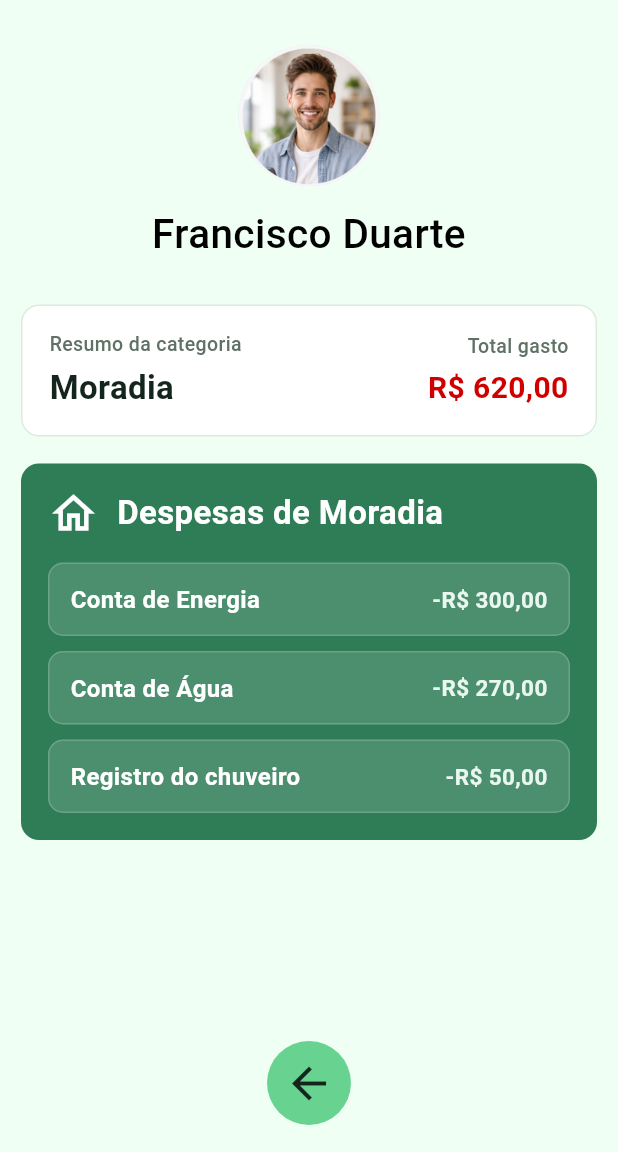
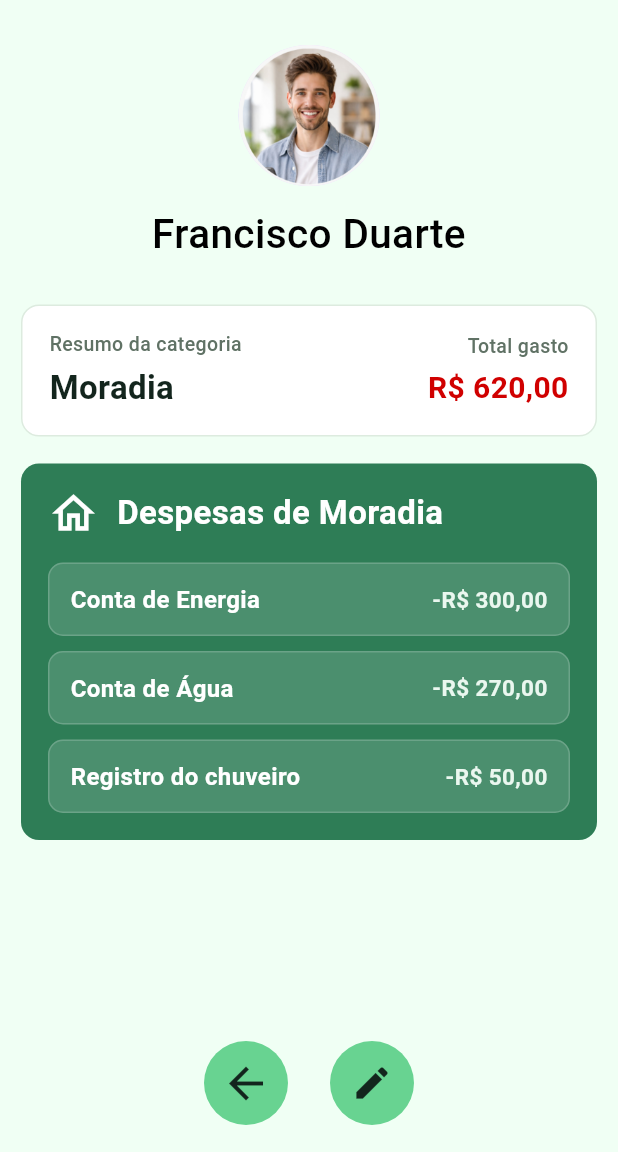
Before and after one commit to bastosmelo/fincontrol, a Flutter app: the ResumoDespesasPage screen opened directly, on a phone screen of 412 x 824 dp, the part 84-1236 px from its top. Run offline on Flutter 3.47's test engine with Material 3 defaults, Android fonts, the phone set to English and light mode, and no system bars.

Commit message:
CRUD
CRUD

```diff
--- a/lib/resumodespesas.dart
+++ b/lib/resumodespesas.dart
@@ -12,7 +12,7 @@ void main() {
   );
 }
 
-class ResumoDespesasPage extends StatelessWidget {
+class ResumoDespesasPage extends StatefulWidget {
   const ResumoDespesasPage({
     super.key,
     this.categoryLabel = 'Moradia',
@@ -24,20 +24,20 @@ class ResumoDespesasPage extends StatelessWidget {
   final IconData icon;
   final List<DashboardExpense> expenses;
 
-  static const _background = Color(0xFFF0FFF4);
-  static const _brandGreen = Color(0xCC42AC27);
-  static const _cardGreen = Color(0xFF2E7D56);
-  static const _buttonGreen = Color(0xFF68D391);
-  static const _textDark = Color(0xFF13251D);
-  static const _textMuted = Color(0xFF607265);
-  static const _expenseRed = Color(0xFFD00000);
-  static const _defaultExpenses = [
+  static const background = Color(0xFFF0FFF4);
+  static const brandGreen = Color(0xCC42AC27);
+  static const cardGreen = Color(0xFF2E7D56);
+  static const buttonGreen = Color(0xFF68D391);
+  static const textDark = Color(0xFF13251D);
+  static const textMuted = Color(0xFF607265);
+  static const expenseRed = Color(0xFFD00000);
+  static const defaultExpenses = [
     DashboardExpense(name: 'Conta de Energia', value: 'R\$ 300,00'),
     DashboardExpense(name: 'Conta de Água', value: 'R\$ 270,00'),
     DashboardExpense(name: 'Registro do chuveiro', value: 'R\$ 50,00'),
   ];
 
-  static double _parseCurrency(String value) {
+  static double parseCurrency(String value) {
     final normalized = value
         .replaceAll('R\$', '')
         .replaceAll('-', '')
@@ -48,7 +48,7 @@ class ResumoDespesasPage extends StatelessWidget {
     return double.tryParse(normalized) ?? 0;
   }
 
-  static String _formatCurrency(double value) {
+  static String formatCurrency(double value) {
     final parts = value.toStringAsFixed(2).split('.');
     final integer = parts[0].replaceAllMapped(
       RegExp(r'(\d{1,3})(?=(\d{3})+(?!\d))'),
@@ -59,30 +59,129 @@ class ResumoDespesasPage extends StatelessWidget {
   }
 
   @override
+  State<ResumoDespesasPage> createState() => _ResumoDespesasPageState();
+}
+
+class _ResumoDespesasPageState extends State<ResumoDespesasPage> {
+  late final List<_EditableExpense> _editableExpenses;
+  bool _isEditing = false;
+
+  @override
+  void initState() {
+    super.initState();
+    final initialExpenses = widget.expenses.isEmpty
+        ? ResumoDespesasPage.defaultExpenses
+        : widget.expenses;
+    _editableExpenses = initialExpenses
+        .map((expense) => _EditableExpense.fromExpense(expense))
+        .toList();
+  }
+
+  @override
+  void dispose() {
+    for (final expense in _editableExpenses) {
+      expense.dispose();
+    }
+    super.dispose();
+  }
+
+  List<DashboardExpense> get _expenses => _editableExpenses
+      .map(
+        (expense) => DashboardExpense(
+          name: expense.nameController.text.trim(),
+          value: _normalizeValue(expense.valueController.text),
+        ),
+      )
+      .where((expense) => expense.name.isNotEmpty)
+      .toList();
+
+  String get _totalText {
+    final total = _editableExpenses.fold<double>(
+      0,
+      (total, expense) =>
+          total +
+          ResumoDespesasPage.parseCurrency(expense.valueController.text),
+    );
+
+    return ResumoDespesasPage.formatCurrency(total);
+  }
+
+  String _normalizeValue(String value) {
+    final trimmedValue = value.trim();
+    if (trimmedValue.isEmpty) {
+      return 'R\$ 0,00';
+    }
+
+    return trimmedValue.startsWith('R\$') ? trimmedValue : 'R\$ $trimmedValue';
+  }
+
+  void _syncDashboard() {
+    if (widget.expenses.isEmpty) {
+      return;
+    }
+
+    DashboardPage.updateExpenseCategory(
+      label: widget.categoryLabel,
+      expenses: _expenses,
+    );
+  }
+
+  void _normalizeEditedValues() {
+    for (final expense in _editableExpenses) {
+      expense.valueController.text = _normalizeValue(
+        expense.valueController.text,
+      );
+    }
+  }
+
+  void _toggleEditing() {
+    if (_isEditing) {
+      _normalizeEditedValues();
+      _syncDashboard();
+    }
+
+    setState(() {
+      _isEditing = !_isEditing;
+    });
+  }
+
+  void _deleteExpense(int index) {
+    final expense = _editableExpenses.removeAt(index);
+    expense.dispose();
+    _syncDashboard();
+    setState(() {});
+  }
+
+  void _deleteGroup() {
+    DashboardPage.removeExpenseCategory(widget.categoryLabel);
+    Navigator.of(
+      context,
+    ).pushReplacement(MaterialPageRoute(builder: (_) => const DashboardPage()));
+  }
+
+  void _goBack() {
+    _syncDashboard();
+    Navigator.of(
+      context,
+    ).pushReplacement(MaterialPageRoute(builder: (_) => const DashboardPage()));
+  }
+
+  @override
   Widget build(BuildContext context) {
     final width = MediaQuery.of(context).size.width;
-    final displayExpenses = expenses.isEmpty ? _defaultExpenses : expenses;
-    final totalText = expenses.isEmpty
-        ? 'R\$ 620,00'
-        : _formatCurrency(
-            displayExpenses.fold<double>(
-              0,
-              (total, expense) => total + _parseCurrency(expense.value),
-            ),
-          );
 
     return Scaffold(
-      backgroundColor: _background,
+      backgroundColor: ResumoDespesasPage.background,
       appBar: PreferredSize(
         preferredSize: const Size.fromHeight(80),
         child: AppBar(
-          backgroundColor: _background,
+          backgroundColor: ResumoDespesasPage.background,
           elevation: 0,
           centerTitle: true,
           title: Text(
             'FinControl',
             style: TextStyle(
-              color: _brandGreen,
+              color: ResumoDespesasPage.brandGreen,
               fontSize: width > 400 ? 26 : 20,
               fontWeight: FontWeight.w700,
             ),
@@ -103,7 +202,10 @@ class ResumoDespesasPage extends StatelessWidget {
                   context,
                 ).push(MaterialPageRoute(builder: (_) => const ConfigPage()));
               },
-              icon: const Icon(Icons.menu, color: _brandGreen),
+              icon: const Icon(
+                Icons.menu,
+                color: ResumoDespesasPage.brandGreen,
+              ),
             ),
             const SizedBox(width: 6),
           ],
@@ -112,19 +214,35 @@ class ResumoDespesasPage extends StatelessWidget {
       bottomNavigationBar: SafeArea(
         child: Padding(
           padding: const EdgeInsets.fromLTRB(14, 8, 14, 18),
-          child: Center(
-            heightFactor: 1,
-            child: FloatingActionButton(
-              backgroundColor: _buttonGreen,
+          child: Row(
+            mainAxisAlignment: MainAxisAlignment.center,
+            children: [
+              FloatingActionButton(
+                heroTag: 'summaryBack',
+                backgroundColor: ResumoDespesasPage.buttonGreen,
                 shape: const CircleBorder(),
                 elevation: 0,
-              onPressed: () {
-                Navigator.of(context).pushReplacement(
-                  MaterialPageRoute(builder: (_) => const DashboardPage()),
-                );
-              },
-              child: const Icon(Icons.arrow_back, color: _textDark, size: 34),
+                onPressed: _goBack,
+                child: const Icon(
+                  Icons.arrow_back,
+                  color: ResumoDespesasPage.textDark,
+                  size: 34,
                 ),
+              ),
+              const SizedBox(width: 28),
+              FloatingActionButton(
+                heroTag: 'summaryEdit',
+                backgroundColor: ResumoDespesasPage.buttonGreen,
+                shape: const CircleBorder(),
+                elevation: 0,
+                onPressed: _toggleEditing,
+                child: Icon(
+                  _isEditing ? Icons.check : Icons.edit,
+                  color: ResumoDespesasPage.textDark,
+                  size: 28,
+                ),
+              ),
+            ],
           ),
         ),
       ),
@@ -155,14 +273,21 @@ class ResumoDespesasPage extends StatelessWidget {
                   ),
                   const SizedBox(height: 28),
                   _TotalSummary(
-                    categoryLabel: categoryLabel,
-                    totalText: totalText,
+                    categoryLabel: widget.categoryLabel,
+                    totalText: _totalText,
                   ),
                   const SizedBox(height: 18),
-                  _DynamicExpenseSummaryCard(
-                    categoryLabel: categoryLabel,
-                    icon: icon,
-                    items: displayExpenses,
+                  _ExpenseSummaryCard(
+                    categoryLabel: widget.categoryLabel,
+                    icon: widget.icon,
+                    items: _editableExpenses,
+                    isEditing: _isEditing,
+                    onChanged: () {
+                      _syncDashboard();
+                      setState(() {});
+                    },
+                    onDelete: _deleteExpense,
+                    onDeleteGroup: _deleteGroup,
                   ),
                 ],
               ),
@@ -199,7 +324,7 @@ class _TotalSummary extends StatelessWidget {
                 const Text(
                   'Resumo da categoria',
                   style: TextStyle(
-                    color: ResumoDespesasPage._textMuted,
+                    color: ResumoDespesasPage.textMuted,
                     fontSize: 13,
                     fontWeight: FontWeight.w500,
                   ),
@@ -208,7 +333,7 @@ class _TotalSummary extends StatelessWidget {
                 Text(
                   categoryLabel,
                   style: const TextStyle(
-                    color: ResumoDespesasPage._textDark,
+                    color: ResumoDespesasPage.textDark,
                     fontSize: 22,
                     fontWeight: FontWeight.w700,
                   ),
@@ -222,7 +347,7 @@ class _TotalSummary extends StatelessWidget {
               const Text(
                 'Total gasto',
                 style: TextStyle(
-                  color: ResumoDespesasPage._textMuted,
+                  color: ResumoDespesasPage.textMuted,
                   fontSize: 13,
                   fontWeight: FontWeight.w500,
                 ),
@@ -231,7 +356,7 @@ class _TotalSummary extends StatelessWidget {
               Text(
                 totalText,
                 style: const TextStyle(
-                  color: ResumoDespesasPage._expenseRed,
+                  color: ResumoDespesasPage.expenseRed,
                   fontSize: 20,
                   fontWeight: FontWeight.w700,
                 ),
@@ -244,16 +369,24 @@ class _TotalSummary extends StatelessWidget {
   }
 }
 
-class _DynamicExpenseSummaryCard extends StatelessWidget {
-  const _DynamicExpenseSummaryCard({
+class _ExpenseSummaryCard extends StatelessWidget {
+  const _ExpenseSummaryCard({
     required this.categoryLabel,
     required this.icon,
     required this.items,
+    required this.isEditing,
+    required this.onChanged,
+    required this.onDelete,
+    required this.onDeleteGroup,
   });
 
   final String categoryLabel;
   final IconData icon;
-  final List<DashboardExpense> items;
+  final List<_EditableExpense> items;
+  final bool isEditing;
+  final VoidCallback onChanged;
+  final void Function(int index) onDelete;
+  final VoidCallback onDeleteGroup;
 
   @override
   Widget build(BuildContext context) {
@@ -261,7 +394,7 @@ class _DynamicExpenseSummaryCard extends StatelessWidget {
       width: double.infinity,
       padding: const EdgeInsets.fromLTRB(18, 16, 18, 18),
       decoration: BoxDecoration(
-        color: ResumoDespesasPage._cardGreen,
+        color: ResumoDespesasPage.cardGreen,
         borderRadius: BorderRadius.circular(12),
       ),
       child: Column(
@@ -281,11 +414,115 @@ class _DynamicExpenseSummaryCard extends StatelessWidget {
                   ),
                 ),
               ),
+              if (isEditing) ...[
+                const SizedBox(width: 10),
+                FloatingActionButton.small(
+                  heroTag: null,
+                  backgroundColor: ResumoDespesasPage.expenseRed,
+                  elevation: 0,
+                  shape: const CircleBorder(),
+                  onPressed: onDeleteGroup,
+                  child: const Icon(Icons.delete, color: Colors.white),
+                ),
+              ],
             ],
           ),
           const SizedBox(height: 16),
-          for (final item in items) ...[
-            Container(
+          if (items.isEmpty)
+            const Text(
+              'Nenhuma despesa cadastrada.',
+              style: TextStyle(
+                color: Colors.white,
+                fontSize: 16,
+                fontWeight: FontWeight.w600,
+              ),
+            )
+          else
+            for (var i = 0; i < items.length; i++) ...[
+              _ExpenseRow(
+                expense: items[i],
+                isEditing: isEditing,
+                onChanged: onChanged,
+                onDelete: () => onDelete(i),
+              ),
+              if (i != items.length - 1) const SizedBox(height: 10),
+            ],
+        ],
+      ),
+    );
+  }
+}
+
+class _ExpenseRow extends StatelessWidget {
+  const _ExpenseRow({
+    required this.expense,
+    required this.isEditing,
+    required this.onChanged,
+    required this.onDelete,
+  });
+
+  final _EditableExpense expense;
+  final bool isEditing;
+  final VoidCallback onChanged;
+  final VoidCallback onDelete;
+
+  @override
+  Widget build(BuildContext context) {
+    if (isEditing) {
+      return Container(
+        padding: const EdgeInsets.symmetric(horizontal: 12, vertical: 10),
+        decoration: BoxDecoration(
+          color: Colors.white.withValues(alpha: 0.14),
+          borderRadius: BorderRadius.circular(10),
+          border: Border.all(color: Colors.white.withValues(alpha: 0.18)),
+        ),
+        child: Row(
+          children: [
+            Expanded(
+              child: Column(
+                children: [
+                  TextField(
+                    controller: expense.nameController,
+                    onChanged: (_) => onChanged(),
+                    style: const TextStyle(color: Colors.white, fontSize: 15),
+                    decoration: const InputDecoration(
+                      hintText: 'Nome',
+                      hintStyle: TextStyle(color: Color(0xFFEAF7EF)),
+                      border: InputBorder.none,
+                      isDense: true,
+                    ),
+                  ),
+                  const SizedBox(height: 8),
+                  TextField(
+                    controller: expense.valueController,
+                    onChanged: (_) => onChanged(),
+                    keyboardType: TextInputType.number,
+                    style: const TextStyle(color: Colors.white, fontSize: 15),
+                    decoration: const InputDecoration(
+                      hintText: 'Valor',
+                      hintStyle: TextStyle(color: Color(0xFFEAF7EF)),
+                      border: InputBorder.none,
+                      isDense: true,
+                    ),
+                  ),
+                ],
+              ),
+            ),
+            const SizedBox(width: 10),
+            FloatingActionButton.small(
+              heroTag: null,
+              backgroundColor: ResumoDespesasPage.expenseRed,
+              elevation: 0,
+              shape: const CircleBorder(),
+              onPressed: onDelete,
+              child: const Icon(Icons.delete, color: Colors.white),
+            ),
+          ],
+        ),
+      );
+    }
+
+    return Container(
       padding: const EdgeInsets.symmetric(horizontal: 14, vertical: 13),
       decoration: BoxDecoration(
         color: Colors.white.withValues(alpha: 0.14),
@@ -296,7 +533,7 @@ class _DynamicExpenseSummaryCard extends StatelessWidget {
         children: [
           Expanded(
             child: Text(
-                      item.name,
+              expense.nameController.text,
               style: const TextStyle(
                 color: Colors.white,
                 fontSize: 16,
@@ -306,7 +543,7 @@ class _DynamicExpenseSummaryCard extends StatelessWidget {
             ),
           ),
           Text(
-                    '-${item.value}',
+            '-${expense.valueController.text}',
             style: const TextStyle(
               color: Color(0xFFEAF7EF),
               fontSize: 15,
@@ -315,96 +552,24 @@ class _DynamicExpenseSummaryCard extends StatelessWidget {
           ),
         ],
       ),
-            ),
-            if (item != items.last) const SizedBox(height: 10),
-          ],
-        ],
-      ),
     );
   }
 }
 
-class ExpenseSummaryCard extends StatelessWidget {
-  const ExpenseSummaryCard({super.key});
+class _EditableExpense {
+  _EditableExpense({required String name, required String value})
+    : nameController = TextEditingController(text: name),
+      valueController = TextEditingController(text: value);
 
-  static const _items = [
-    _ExpenseItem('Conta de Energia', '-R\$ 300,00'),
-    _ExpenseItem('Conta de Água', '-R\$ 270,00'),
-    _ExpenseItem('Registro do chuveiro', '-R\$ 50,00'),
-  ];
+  factory _EditableExpense.fromExpense(DashboardExpense expense) {
+    return _EditableExpense(name: expense.name, value: expense.value);
+  }
 
-  @override
-  Widget build(BuildContext context) {
-    return Container(
-      width: double.infinity,
-      padding: const EdgeInsets.fromLTRB(18, 16, 18, 18),
-      decoration: BoxDecoration(
-        color: ResumoDespesasPage._cardGreen,
-        borderRadius: BorderRadius.circular(12),
-      ),
-      child: Column(
-        crossAxisAlignment: CrossAxisAlignment.start,
-        children: [
-          const Row(
-            children: [
-              Icon(Icons.home_outlined, color: Colors.white, size: 34),
-              SizedBox(width: 12),
-              Expanded(
-                child: Text(
-                  'Despesas da casa',
-                  style: TextStyle(
-                    color: Colors.white,
-                    fontSize: 22,
-                    fontWeight: FontWeight.w700,
-                  ),
-                ),
-              ),
-            ],
-          ),
-          const SizedBox(height: 16),
-          for (final item in _items) ...[
-            Container(
-              padding: const EdgeInsets.symmetric(horizontal: 14, vertical: 13),
-              decoration: BoxDecoration(
-                color: Colors.white.withValues(alpha: 0.14),
-                borderRadius: BorderRadius.circular(10),
-                border: Border.all(color: Colors.white.withValues(alpha: 0.18)),
-              ),
-              child: Row(
-                children: [
-                  Expanded(
-                    child: Text(
-                      item.label,
-                      style: const TextStyle(
-                        color: Colors.white,
-                        fontSize: 16,
-                        height: 1.15,
-                        fontWeight: FontWeight.w600,
-                      ),
-                    ),
-                  ),
-                  Text(
-                    item.value,
-                    style: const TextStyle(
-                      color: Color(0xFFEAF7EF),
-                      fontSize: 15,
-                      fontWeight: FontWeight.w700,
-                    ),
-                  ),
-                ],
-              ),
-            ),
-            if (item != _items.last) const SizedBox(height: 10),
-          ],
-        ],
-      ),
-    );
+  final TextEditingController nameController;
+  final TextEditingController valueController;
+
+  void dispose() {
+    nameController.dispose();
+    valueController.dispose();
   }
 }
-
-class _ExpenseItem {
-  const _ExpenseItem(this.label, this.value);
-
-  final String label;
-  final String value;
-}
```
Also changed, not shown: lib/dashboard.dart (+46 -1 lines). Lines whose indentation alone changed are shown as unchanged.
